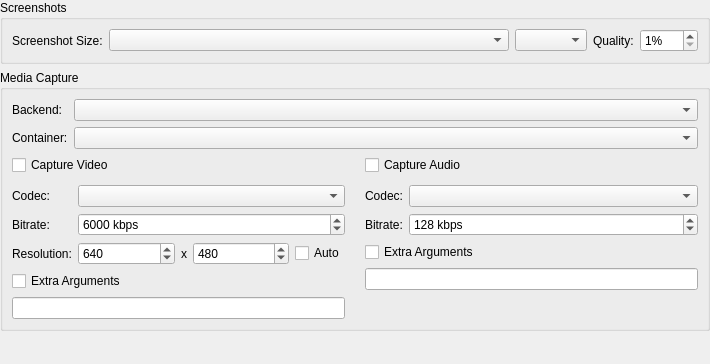
Above: src/duckstation-qt/capturesettingswidget.ui from stenzek/duckstation before the change. Below: the same form after it.
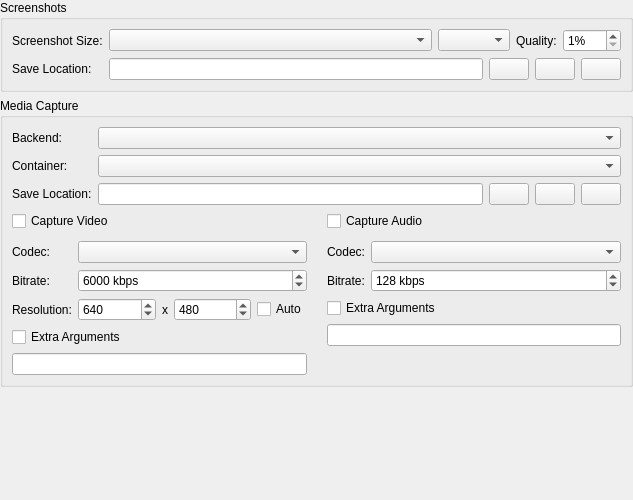
That is the form after the change. Icons and pictures are not drawn.

Commit message: Qt: Move screenshot/capture directories to Capture Settings

What changed in the file:
```diff
--- a/src/duckstation-qt/capturesettingswidget.ui
+++ b/src/duckstation-qt/capturesettingswidget.ui
@@ -6,8 +6,8 @@
    <rect>
     <x>0</x>
     <y>0</y>
-    <width>710</width>
-    <height>364</height>
+    <width>633</width>
+    <height>500</height>
    </rect>
   </property>
   <property name="windowTitle">
@@ -69,6 +69,50 @@
         </item>
        </layout>
       </item>
+      <item row="1" column="0">
+       <widget class="QLabel" name="screenshotsDirectoryLabel">
+        <property name="text">
+         <string>Save Location:</string>
+        </property>
+       </widget>
+      </item>
+      <item row="1" column="1">
+       <layout class="QHBoxLayout" name="screenshotsDirectoryLayout">
+        <item>
+         <widget class="QLineEdit" name="screenshotsDirectory"/>
+        </item>
+        <item>
+         <widget class="QPushButton" name="screenshotsDirectoryBrowse">
+          <property name="toolTip">
+           <string>Browse...</string>
+          </property>
+          <property name="icon">
+           <iconset theme="folder-open-line"/>
+          </property>
+         </widget>
+        </item>
+        <item>
+         <widget class="QPushButton" name="screenshotsDirectoryOpen">
+          <property name="toolTip">
+           <string>Open...</string>
+          </property>
+          <property name="icon">
+           <iconset theme="open-folder-line"/>
+          </property>
+         </widget>
+        </item>
+        <item>
+         <widget class="QPushButton" name="screenshotsDirectoryReset">
+          <property name="toolTip">
+           <string>Reset</string>
+          </property>
+          <property name="icon">
+           <iconset theme="delete-back-2-line"/>
+          </property>
+         </widget>
+        </item>
+       </layout>
+      </item>
      </layout>
     </widget>
    </item>
@@ -98,7 +142,51 @@
       <item row="1" column="1">
        <widget class="QComboBox" name="captureContainer"/>
       </item>
-      <item row="2" column="0" colspan="2">
+      <item row="2" column="0">
+       <widget class="QLabel" name="videosDirectoryLabel">
+        <property name="text">
+         <string>Save Location:</string>
+        </property>
+       </widget>
+      </item>
+      <item row="2" column="1">
+       <layout class="QHBoxLayout" name="videosDirectoryLayout">
+        <item>
+         <widget class="QLineEdit" name="videosDirectory"/>
+        </item>
+        <item>
+         <widget class="QPushButton" name="videosDirectoryBrowse">
+          <property name="toolTip">
+           <string>Browse...</string>
+          </property>
+          <property name="icon">
+           <iconset theme="folder-open-line"/>
+          </property>
+         </widget>
+        </item>
+        <item>
+         <widget class="QPushButton" name="videosDirectoryOpen">
+          <property name="toolTip">
+           <string>Open...</string>
+          </property>
+          <property name="icon">
+           <iconset theme="open-folder-line"/>
+          </property>
+         </widget>
+        </item>
+        <item>
+         <widget class="QPushButton" name="videosDirectoryReset">
+          <property name="toolTip">
+           <string>Reset</string>
+          </property>
+          <property name="icon">
+           <iconset theme="delete-back-2-line"/>
+          </property>
+         </widget>
+        </item>
+       </layout>
+      </item>
+      <item row="3" column="0" colspan="2">
        <layout class="QGridLayout" name="captureOptionLayout">
         <property name="horizontalSpacing">
          <number>20</number>
@@ -106,81 +194,11 @@
         <property name="verticalSpacing">
          <number>10</number>
         </property>
-        <item row="1" column="1">
-         <widget class="QWidget" name="audioCaptureOptions" native="true">
-          <layout class="QGridLayout" name="gridLayout_20" columnstretch="0,1">
-           <property name="leftMargin">
-            <number>0</number>
-           </property>
-           <property name="topMargin">
-            <number>0</number>
-           </property>
-           <property name="rightMargin">
-            <number>0</number>
-           </property>
-           <property name="bottomMargin">
-            <number>0</number>
-           </property>
-           <item row="0" column="1">
-            <widget class="QComboBox" name="audioCaptureCodec"/>
-           </item>
-           <item row="1" column="0">
-            <widget class="QLabel" name="audioCaptureBitrateLabel">
-             <property name="text">
-              <string>Bitrate:</string>
-             </property>
-            </widget>
-           </item>
-           <item row="1" column="1">
-            <widget class="QSpinBox" name="audioCaptureBitrate">
-             <property name="suffix">
-              <string> kbps</string>
-             </property>
-             <property name="minimum">
-              <number>16</number>
-             </property>
-             <property name="maximum">
-              <number>2048</number>
-             </property>
-             <property name="singleStep">
-              <number>1</number>
-             </property>
-             <property name="value">
-              <number>128</number>
-             </property>
-            </widget>
-           </item>
-           <item row="2" column="0" colspan="2">
-            <widget class="QCheckBox" name="enableAudioCaptureArguments">
-             <property name="text">
-              <string>Extra Arguments</string>
-             </property>
-            </widget>
-           </item>
-           <item row="3" column="0" colspan="2">
-            <widget class="QLineEdit" name="audioCaptureArguments"/>
-           </item>
-           <item row="0" column="0">
-            <widget class="QLabel" name="audioCaptureCodecLabel">
-             <property name="text">
-              <string>Codec:</string>
-             </property>
-            </widget>
-           </item>
-           <item row="4" column="0" colspan="2">
-            <spacer name="verticalSpacer_8">
-             <property name="orientation">
-              <enum>Qt::Orientation::Vertical</enum>
-             </property>
-             <property name="sizeHint" stdset="0">
-              <size>
-               <width>0</width>
-               <height>0</height>
-              </size>
-             </property>
-            </spacer>
-           </item>
-          </layout>
+        <item row="0" column="0">
+         <widget class="QCheckBox" name="enableVideoCapture">
+          <property name="text">
+           <string>Capture Video</string>
+          </property>
          </widget>
         </item>
         <item row="0" column="1">
@@ -192,7 +210,7 @@
         </item>
         <item row="1" column="0">
          <widget class="QWidget" name="videoCaptureOptions" native="true">
-          <layout class="QGridLayout" name="gridLayout_19" columnstretch="0,1">
+          <layout class="QFormLayout" name="videoCaptureOptionsLayout">
            <property name="leftMargin">
             <number>0</number>
            </property>
@@ -298,24 +316,81 @@
              </item>
             </layout>
            </item>
-           <item row="3" column="0" colspan="2">
-            <widget class="QCheckBox" name="enableVideoCaptureArguments">
-             <property name="text">
-              <string>Extra Arguments</string>
-             </property>
-            </widget>
-           </item>
            <item row="4" column="0" colspan="2">
             <widget class="QLineEdit" name="videoCaptureArguments"/>
            </item>
+           <item row="3" column="0" colspan="2">
+            <widget class="QCheckBox" name="enableVideoCaptureArguments">
+             <property name="text">
+              <string>Extra Arguments</string>
+             </property>
+            </widget>
+           </item>
           </layout>
          </widget>
         </item>
-        <item row="0" column="0">
-         <widget class="QCheckBox" name="enableVideoCapture">
-          <property name="text">
-           <string>Capture Video</string>
-          </property>
+        <item row="1" column="1">
+         <widget class="QWidget" name="audioCaptureOptions" native="true">
+          <layout class="QFormLayout" name="audioCaptureOptionsLayout">
+           <property name="leftMargin">
+            <number>0</number>
+           </property>
+           <property name="topMargin">
+            <number>0</number>
+           </property>
+           <property name="rightMargin">
+            <number>0</number>
+           </property>
+           <property name="bottomMargin">
+            <number>0</number>
+           </property>
+           <item row="0" column="0">
+            <widget class="QLabel" name="audioCaptureCodecLabel">
+             <property name="text">
+              <string>Codec:</string>
+             </property>
+            </widget>
+           </item>
+           <item row="0" column="1">
+            <widget class="QComboBox" name="audioCaptureCodec"/>
+           </item>
+           <item row="1" column="0">
+            <widget class="QLabel" name="audioCaptureBitrateLabel">
+             <property name="text">
+              <string>Bitrate:</string>
+             </property>
+            </widget>
+           </item>
+           <item row="1" column="1">
+            <widget class="QSpinBox" name="audioCaptureBitrate">
+             <property name="suffix">
+              <string> kbps</string>
+             </property>
+             <property name="minimum">
+              <number>16</number>
+             </property>
+             <property name="maximum">
+              <number>2048</number>
+             </property>
+             <property name="singleStep">
+              <number>1</number>
+             </property>
+             <property name="value">
+              <number>128</number>
+             </property>
+            </widget>
+           </item>
+           <item row="2" column="0" colspan="2">
+            <widget class="QCheckBox" name="enableAudioCaptureArguments">
+             <property name="text">
+              <string>Extra Arguments</string>
+             </property>
+            </widget>
+           </item>
+           <item row="3" column="0" colspan="2">
+            <widget class="QLineEdit" name="audioCaptureArguments"/>
+           </item>
+          </layout>
          </widget>
         </item>
        </layout>
@@ -330,8 +405,8 @@
      </property>
      <property name="sizeHint" stdset="0">
       <size>
-       <width>20</width>
-       <height>1</height>
+       <width>0</width>
+       <height>0</height>
       </size>
      </property>
     </spacer>
```
Left out of the diff: 14 changed lines with no effect on the pictures. The commit also changes 3 other files.
